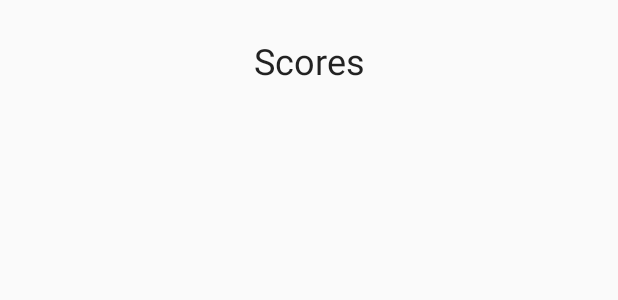
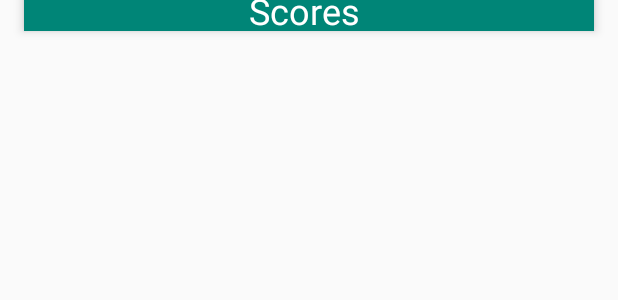
Before and after one commit to Alphonso74/Fantasy-Fanatics, an Android app: the layout activity_scores.xml on its own in the app's theme, with its tools: preview values and no code run, on a phone screen of 412 x 824 dp. Shown: the top 300 px of the screen. Run offline under Robolectric (Android 15) with nearby library versions, the phone set to English and light mode, and no system bars; Roboto replaces fonts that are not available here.

Commit message:
Work on appBar

```diff
--- a/app/src/main/java/psu/ajm6684/myapplication/Scores.java
+++ b/app/src/main/java/psu/ajm6684/myapplication/Scores.java
@@ -9,6 +9,7 @@ import android.widget.TextView;
 
 import androidx.annotation.Nullable;
 import androidx.appcompat.app.AppCompatActivity;
+import androidx.recyclerview.widget.RecyclerView;
 
 import com.google.firebase.auth.FirebaseAuth;
 import com.google.firebase.firestore.CollectionReference;
@@ -21,6 +22,8 @@ public class Scores extends AppCompatActivity {
     private FirebaseFirestore db = FirebaseFirestore.getInstance();
     TextView ScoresList;
     Button View;
+
+    RecyclerView recyclerView ;
 
 
     //int count = 0;
--- a/app/src/main/res/layout/activity_scores.xml
+++ b/app/src/main/res/layout/activity_scores.xml
@@ -6,12 +6,38 @@
     android:layout_width="match_parent"
     android:layout_height="match_parent">
 
+    <com.google.android.material.appbar.AppBarLayout
+        android:id="@+id/appBarLayout"
+        android:layout_width="match_parent"
+        android:layout_height="40dp"
+        android:layout_marginStart="16dp"
+        android:layout_marginTop="72dp"
+        android:layout_marginEnd="16dp"
+        android:theme="@style/AppTheme.AppBarOverlay"
+        app:layout_constraintBottom_toTopOf="@+id/recyclerView"
+        app:layout_constraintEnd_toEndOf="parent"
+        app:layout_constraintHorizontal_bias="1.0"
+        app:layout_constraintStart_toStartOf="parent"
+        app:layout_constraintTop_toTopOf="parent"
+        app:layout_constraintVertical_bias="0.45"
+        tools:ignore="MissingConstraints">
+
+        <LinearLayout
+            android:id="@+id/linearlayout123"
+            android:layout_width="match_parent"
+            android:layout_height="50dp"
+
+            android:layout_alignParentStart="true"
+            android:layout_marginBottom="30dp"
+            android:orientation="horizontal"
+            android:weightSum="2">
+
             <TextView
                 android:id="@+id/scoresList"
-        android:layout_width="wrap_content"
+                android:layout_width="100dp"
                 android:layout_height="wrap_content"
-        android:layout_marginStart="16dp"
-        android:layout_marginTop="24dp"
+                android:layout_marginStart="150dp"
+                android:layout_marginTop="10dp"
                 android:layout_marginEnd="16dp"
                 android:focusable="auto"
                 android:fontFamily="@font/audiowide"
@@ -22,12 +48,15 @@
                 app:layout_constraintStart_toStartOf="parent"
                 app:layout_constraintTop_toTopOf="parent" />
 
+        </LinearLayout>
+    </com.google.android.material.appbar.AppBarLayout>
+
     <androidx.recyclerview.widget.RecyclerView
+        android:id="@+id/recyclerView"
         android:layout_width="409dp"
         android:layout_height="670dp"
-        android:layout_marginTop="16dp"
         app:layout_constraintEnd_toEndOf="parent"
         app:layout_constraintStart_toStartOf="parent"
-        app:layout_constraintTop_toBottomOf="@+id/scoresList" />
+        app:layout_constraintTop_toTopOf="parent" />
 
 </androidx.constraintlayout.widget.ConstraintLayout>
```
Lines whose indentation alone changed are shown as unchanged.
